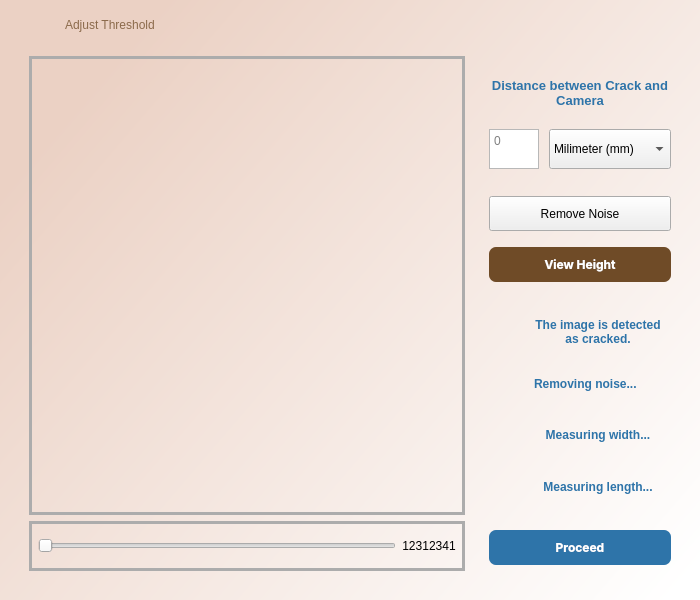
Qt form User Interface/Segment_Image_v2.ui (jpnora07/Crackterize) before a commit.
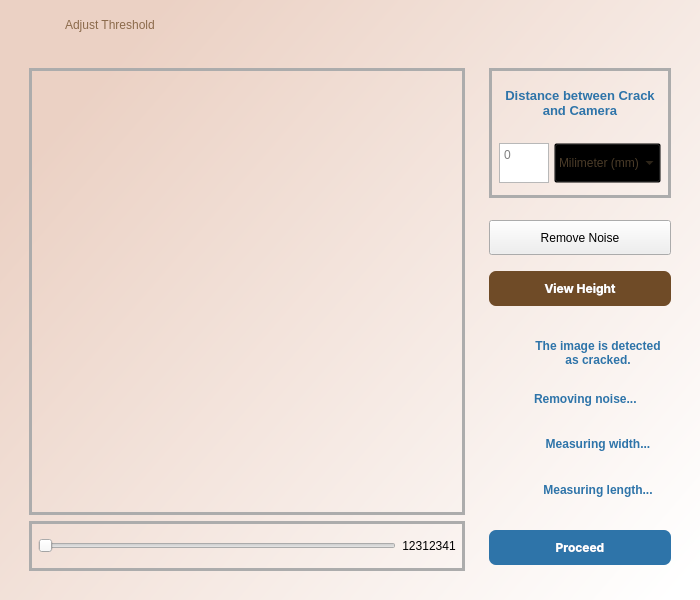
The same form after that commit. Icons and pictures are not drawn.

The edit to the form file:
```diff
--- a/User Interface/Segment_Image_v2.ui
+++ b/User Interface/Segment_Image_v2.ui
@@ -215,7 +215,7 @@
         </property>
         <layout class="QVBoxLayout" name="verticalLayout_6">
          <property name="topMargin">
-          <number>0</number>
+          <number>12</number>
          </property>
          <item>
           <widget class="QWidget" name="widget_8" native="true">
@@ -315,6 +315,34 @@
           <number>0</number>
          </property>
          <item>
+          <widget class="QWidget" name="widget_12" native="true">
+           <property name="maximumSize">
+            <size>
+             <width>16777215</width>
+             <height>130</height>
+            </size>
+           </property>
+           <property name="styleSheet">
+            <string notr="true">#widget_12{border: 3px solid white;
+border-color: rgb(172, 172, 172);;;}</string>
+           </property>
+           <layout class="QVBoxLayout" name="verticalLayout_5">
+            <property name="spacing">
+             <number>0</number>
+            </property>
+            <property name="leftMargin">
+             <number>10</number>
+            </property>
+            <property name="topMargin">
+             <number>0</number>
+            </property>
+            <property name="rightMargin">
+             <number>10</number>
+            </property>
+            <property name="bottomMargin">
+             <number>0</number>
+            </property>
+            <item>
           <widget class="QLabel" name="label_2">
            <property name="maximumSize">
             <size>
@@ -355,7 +383,7 @@
            </property>
            <layout class="QHBoxLayout" name="horizontalLayout_2">
             <property name="spacing">
-             <number>10</number>
+                <number>5</number>
             </property>
             <property name="leftMargin">
              <number>0</number>
@@ -400,6 +428,7 @@
 font-size:18px;
 text-allign:center;
 border:1px solid grey;
+color:black;
 }</string>
               </property>
               <property name="lineWidth">
@@ -446,6 +475,33 @@
                 <height>40</height>
                </size>
               </property>
+                 <property name="styleSheet">
+                  <string notr="true">
+#units{
+font: 600 8pt &quot;Segoe UI&quot;;
+color:#4A3B28;
+background: transparent;
+}
+#units::drop-down{
+image:url(:/images/arrowdown.png);
+width: 15px;
+height: 15px;
+margin-top:3px;
+}
+#units QAbstractItemView {
+background-color: rgba(255, 255, 255, 0.75);
+padding: 2px;
+outline: none;
+}
+#units QAbstractItemView::item {
+background-color: #FFFFFF;
+color: #4A3B28;
+text-align: center;
+    }
+#units.comboBoxClass QLineEdit {
+    text-align: center;
+}</string>
+                 </property>
               <item>
                <property name="text">
                 <string>Milimeter (mm)</string>
@@ -476,6 +532,9 @@
                 <string>Inch (in)</string>
                </property>
               </item>
+                </widget>
+               </item>
+              </layout>
              </widget>
             </item>
            </layout>
```
Lines whose indentation alone changed are shown as unchanged.
